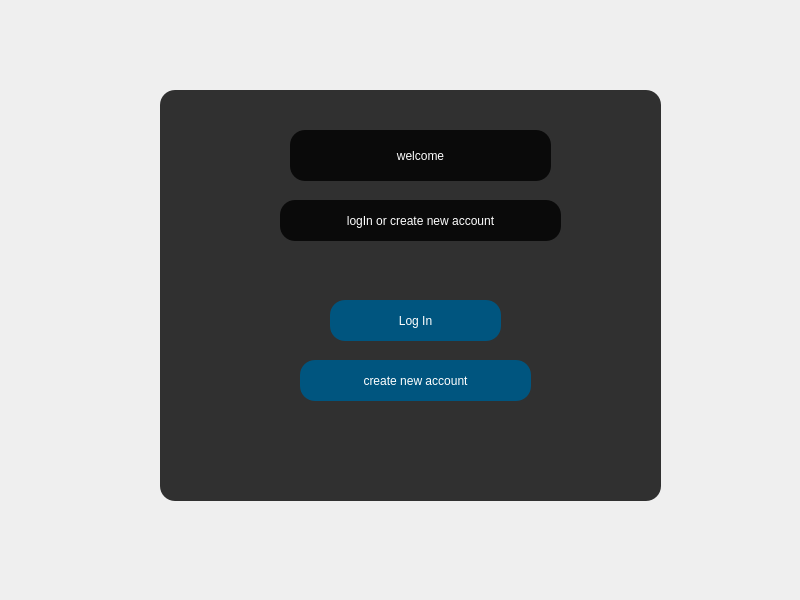
This is messenger/mainwindow.ui in aliomidi3002/Messenger as Qt 5 draws it before an edit. The edited form follows.
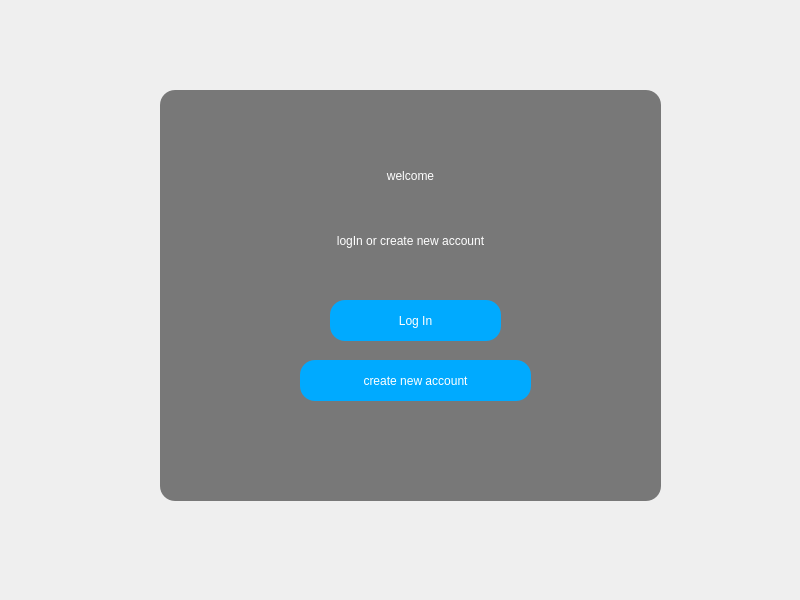
This is the edited form. Icons and pictures are not drawn.

The edit to the form file:
```diff
--- a/messenger/mainwindow.ui
+++ b/messenger/mainwindow.ui
@@ -15,13 +15,7 @@
   </property>
   <property name="styleSheet">
    <string notr="true">QMainWindow{
-	background-image: url(:/new/prefix1/image/iStock-697020460-scaled.jpg);
-}
-
-QFrame{
-	border-radius:15px;
-	background-color: rgba(0,0,0,0.8);
-	
+	background-image: url(:/new/prefix1/image/R14011_product.webp);
 }
 
 QLabel{
@@ -32,7 +26,7 @@
 QPushButton{
 color:white;
 border-radius:15px;
-	background-color: rgb(0, 85, 127);
+background-color: rgb(0, 170, 255);
 }
 
 QPushButton:hover{
@@ -51,47 +45,20 @@
       <height>411</height>
      </rect>
     </property>
+    <property name="styleSheet">
+     <string notr="true">QFrame{
+	border-radius:15px;
+	background-color:rgba(0,0,0,0.5)
+	
+}
+</string>
+    </property>
     <property name="frameShape">
      <enum>QFrame::StyledPanel</enum>
     </property>
     <property name="frameShadow">
      <enum>QFrame::Raised</enum>
     </property>
-    <widget class="QLabel" name="label">
-     <property name="geometry">
-      <rect>
-       <x>130</x>
-       <y>40</y>
-       <width>261</width>
-       <height>51</height>
-      </rect>
-     </property>
-     <property name="text">
-      <string>welcome</string>
-     </property>
-     <property name="alignment">
-      <set>Qt::AlignCenter</set>
-     </property>
-    </widget>
-    <widget class="QLabel" name="label_2">
-     <property name="geometry">
-      <rect>
-       <x>120</x>
-       <y>110</y>
-       <width>281</width>
-       <height>41</height>
-      </rect>
-     </property>
-     <property name="styleSheet">
-      <string notr="true">font: 900 12pt &quot;Segoe UI Black&quot;;</string>
-     </property>
-     <property name="text">
-      <string>logIn or create new account</string>
-     </property>
-     <property name="alignment">
-      <set>Qt::AlignCenter</set>
-     </property>
-    </widget>
     <widget class="QPushButton" name="pushButton">
      <property name="geometry">
       <rect>
@@ -124,6 +91,45 @@
       <string>create new account</string>
      </property>
     </widget>
+    <widget class="QLabel" name="label_2">
+     <property name="geometry">
+      <rect>
+       <x>110</x>
+       <y>130</y>
+       <width>281</width>
+       <height>41</height>
+      </rect>
+     </property>
+     <property name="styleSheet">
+      <string notr="true">font: 900 12pt &quot;Segoe UI Black&quot;;
+background-color:rgba(0,0,0,0);</string>
+     </property>
+     <property name="text">
+      <string>logIn or create new account</string>
+     </property>
+     <property name="alignment">
+      <set>Qt::AlignCenter</set>
+     </property>
+    </widget>
+    <widget class="QLabel" name="label">
+     <property name="geometry">
+      <rect>
+       <x>120</x>
+       <y>60</y>
+       <width>261</width>
+       <height>51</height>
+      </rect>
+     </property>
+     <property name="styleSheet">
+      <string notr="true">background-color:rgba(0,0,0,0);</string>
+     </property>
+     <property name="text">
+      <string>welcome</string>
+     </property>
+     <property name="alignment">
+      <set>Qt::AlignCenter</set>
+     </property>
+    </widget>
    </widget>
   </widget>
  </widget>
```
